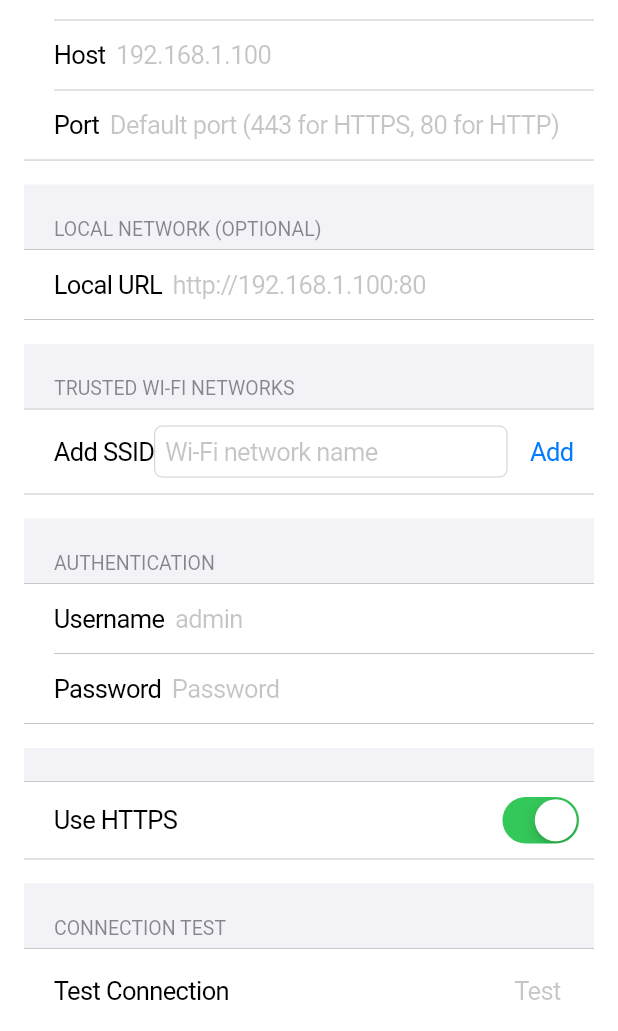
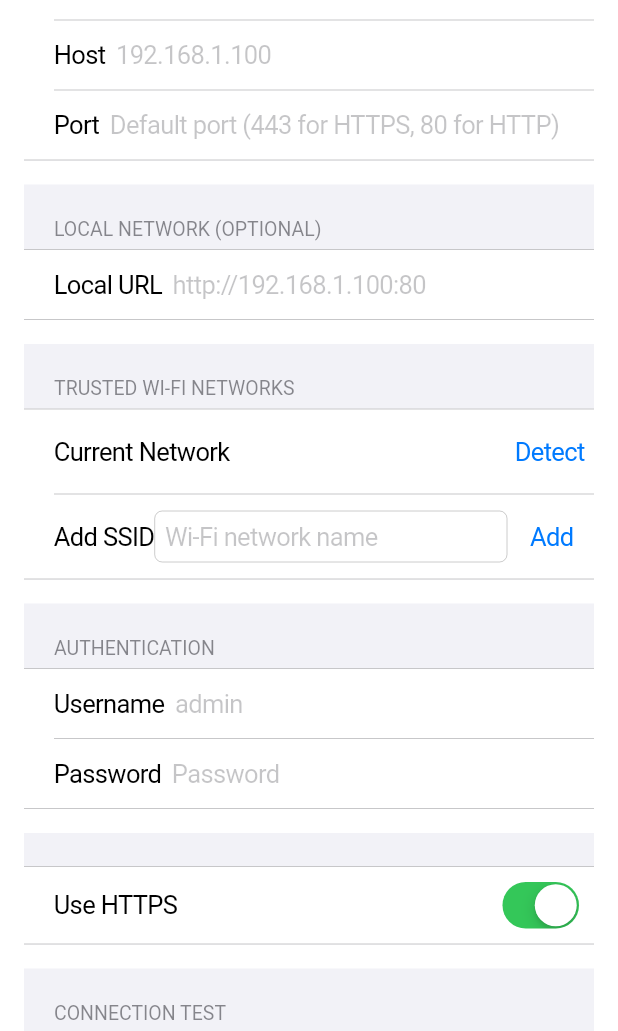
Before and after one commit to cedricziel/trueapp, a Flutter app: the AddServerScreen screen opened directly, on a phone screen of 412 x 824 dp, the part 205-1236 px from its top. Run offline on Flutter 3.47's test engine with Material 3 defaults, Android fonts, the phone set to English and light mode, and no system bars; our stand-ins replace connectivity_plus, drift, drift_flutter, equatable, flutter_slidable, json_rpc_2 and 1 more; missing offline and left inert: network_info_plus; accounts and stored records are empty; generated files the repository leaves out were written again; statements that could not run were skipped.

Commit message:
feat: add Wi-Fi SSID detection and permission handling
Wi-Fi Permission Management:
- Add permission_handler v12 dependency for location access
- Configure iOS location usage descriptions for Wi-Fi access
- Update NetworkService with proper permission handling
- Add getCurrentWifiSsidWithPermission for user-initiated detection

UX Improvements for Wi-Fi Configuration:
- Add current Wi-Fi network detection in Add/Edit Server screens
- Show "Add Current" button for easy SSID addition
- Display loading states during network detection
- Handle permission requests gracefully without forcing users

Enhanced Testing:
- Update existing tests with new server model fields
- Add comprehensive tests for network-aware URL selection
- Test default port handling (443 for HTTPS, 80 for HTTP)
- Verify local vs remote URL selection logic

Technical Improvements:
- Split getCurrentWifiSsid into permission-aware variants
- Improve error handling for network detection failures
- Add support for automatic SSID cleanup (remove quotes)
- Maintain backward compatibility for existing servers

Platform Configuration:
- Add iOS Info.plist location usage descriptions
- Configure permission_handler for cross-platform support
- Handle platform-specific Wi-Fi access restrictions

```diff
--- a/lib/screens/add_server_screen.dart
+++ b/lib/screens/add_server_screen.dart
@@ -2,6 +2,7 @@ import 'package:flutter/cupertino.dart';
 import 'package:provider/provider.dart';
 import 'package:truenas_manager/models/nas_server.dart';
 import 'package:truenas_manager/providers/server_provider.dart';
+import 'package:truenas_manager/services/network_service.dart';
 
 class AddServerScreen extends StatefulWidget {
   const AddServerScreen({super.key});
@@ -22,6 +23,9 @@ class _AddServerScreenState extends State<AddServerScreen> {
   bool _isTestingConnection = false;
   String? _connectionTestResult;
   final List<String> _trustedWifiSsids = [];
+  String? _currentWifiSsid;
+  bool _isLoadingCurrentSsid = false;
+  final NetworkService _networkService = NetworkService();
 
   @override
   void dispose() {
@@ -56,6 +60,34 @@ class _AddServerScreenState extends State<AddServerScreen> {
     setState(() {
       _trustedWifiSsids.remove(ssid);
     });
+  }
+
+  Future<void> _loadCurrentWifiSsid() async {
+    setState(() {
+      _isLoadingCurrentSsid = true;
+    });
+
+    try {
+      final ssid = await _networkService.getCurrentWifiSsidWithPermission();
+      setState(() {
+        _currentWifiSsid = ssid;
+      });
+    } catch (e) {
+      // Ignore errors - this is just a convenience feature
+    } finally {
+      setState(() {
+        _isLoadingCurrentSsid = false;
+      });
+    }
+  }
+
+  void _addCurrentWifiSsid() {
+    if (_currentWifiSsid != null &&
+        !_trustedWifiSsids.contains(_currentWifiSsid!)) {
+      setState(() {
+        _trustedWifiSsids.add(_currentWifiSsid!);
+      });
+    }
   }
 
   Future<void> _testConnection() async {
@@ -188,6 +220,43 @@ class _AddServerScreenState extends State<AddServerScreen> {
             CupertinoFormSection(
               header: const Text('TRUSTED WI-FI NETWORKS'),
               children: [
+                // Current Wi-Fi suggestion
+                if (_currentWifiSsid != null &&
+                    !_trustedWifiSsids.contains(_currentWifiSsid!))
+                  CupertinoFormRow(
+                    prefix: Column(
+                      crossAxisAlignment: CrossAxisAlignment.start,
+                      children: [
+                        const Text('Current Network'),
+                        Text(
+                          _currentWifiSsid!,
+                          style: const TextStyle(
+                            fontSize: 14,
+                            color: CupertinoColors.systemGrey,
+                          ),
+                        ),
+                      ],
+                    ),
+                    child: CupertinoButton(
+                      padding: EdgeInsets.zero,
+                      onPressed: _addCurrentWifiSsid,
+                      child: const Text('Add Current'),
+                    ),
+                  ),
+                if (_currentWifiSsid == null && !_isLoadingCurrentSsid)
+                  CupertinoFormRow(
+                    prefix: const Text('Current Network'),
+                    child: CupertinoButton(
+                      padding: EdgeInsets.zero,
+                      onPressed: _loadCurrentWifiSsid,
+                      child: const Text('Detect'),
+                    ),
+                  ),
+                if (_isLoadingCurrentSsid)
+                  const CupertinoFormRow(
+                    prefix: Text('Current Network'),
+                    child: CupertinoActivityIndicator(),
+                  ),
                 CupertinoFormRow(
                   prefix: const Text('Add SSID'),
                   child: Row(
--- a/pubspec.yaml
+++ b/pubspec.yaml
@@ -66,6 +66,7 @@ dependencies:
   # Network connectivity detection
   connectivity_plus: ^6.1.4
   network_info_plus: ^6.1.4
+  permission_handler: ^12.0.0
 
 dev_dependencies:
   flutter_test:
```
Also changed, not shown: lib/screens/edit_server_screen.dart (+69 -0 lines), lib/services/network_service.dart (+54 -3 lines), pubspec.lock, 2 other files.
